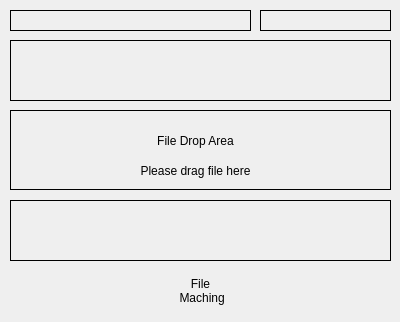
Old version of the form wnd/reg_verification.ui in the repository HyperBlockChain/Hyperchain-Core-YH.
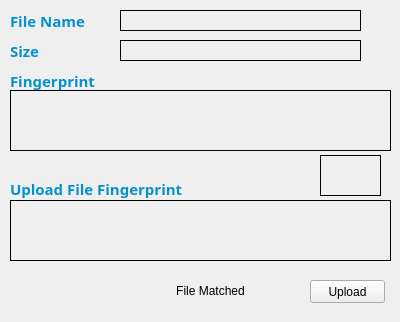
New version of the form.

The edit to the form file:
```diff
--- a/wnd/reg_verification.ui
+++ b/wnd/reg_verification.ui
@@ -22,7 +22,7 @@
   <widget class="QLabel" name="labelFileName">
    <property name="geometry">
     <rect>
-     <x>10</x>
+     <x>120</x>
      <y>10</y>
      <width>241</width>
      <height>21</height>
@@ -38,9 +38,9 @@
   <widget class="QLabel" name="labelFileSzie">
    <property name="geometry">
     <rect>
-     <x>260</x>
-     <y>10</y>
-     <width>131</width>
+     <x>120</x>
+     <y>40</y>
+     <width>241</width>
      <height>21</height>
     </rect>
    </property>
@@ -55,7 +55,7 @@
    <property name="geometry">
     <rect>
      <x>10</x>
-     <y>40</y>
+     <y>90</y>
      <width>381</width>
      <height>61</height>
     </rect>
@@ -76,10 +76,10 @@
   <widget class="QFrame" name="frame">
    <property name="geometry">
     <rect>
-     <x>10</x>
-     <y>110</y>
-     <width>381</width>
-     <height>80</height>
+     <x>320</x>
+     <y>155</y>
+     <width>61</width>
+     <height>41</height>
     </rect>
    </property>
    <property name="mouseTracking">
@@ -104,7 +104,7 @@
      </rect>
     </property>
     <property name="text">
-     <string>File Drop Area</string>
+     <string>File Upload</string>
     </property>
     <property name="alignment">
      <set>Qt::AlignCenter</set>
@@ -120,7 +120,7 @@
      </rect>
     </property>
     <property name="text">
-     <string>Please drag file here</string>
+     <string>Please drag &amp; drop file here</string>
     </property>
     <property name="alignment">
      <set>Qt::AlignCenter</set>
@@ -152,15 +152,14 @@
   <widget class="QLabel" name="labelIfMatch">
    <property name="geometry">
     <rect>
-     <x>160</x>
+     <x>170</x>
      <y>270</y>
      <width>81</width>
      <height>41</height>
     </rect>
    </property>
    <property name="text">
-    <string>File 
- Maching</string>
+    <string>File Matched</string>
    </property>
    <property name="alignment">
     <set>Qt::AlignCenter</set>
@@ -169,6 +168,115 @@
     <bool>true</bool>
    </property>
   </widget>
+  <widget class="QPushButton" name="pushButton_openfile">
+   <property name="geometry">
+    <rect>
+     <x>310</x>
+     <y>280</y>
+     <width>75</width>
+     <height>23</height>
+    </rect>
+   </property>
+   <property name="text">
+    <string>Upload</string>
+   </property>
+  </widget>
+  <widget class="QLabel" name="label_Filename">
+   <property name="geometry">
+    <rect>
+     <x>10</x>
+     <y>10</y>
+     <width>91</width>
+     <height>21</height>
+    </rect>
+   </property>
+   <property name="font">
+    <font>
+     <family>微软雅黑</family>
+     <pointsize>11</pointsize>
+     <weight>75</weight>
+     <bold>true</bold>
+    </font>
+   </property>
+   <property name="styleSheet">
+    <string notr="true">color: rgb(6, 145, 205);</string>
+   </property>
+   <property name="text">
+    <string>File Name</string>
+   </property>
+  </widget>
+  <widget class="QLabel" name="label_FileSize">
+   <property name="geometry">
+    <rect>
+     <x>10</x>
+     <y>40</y>
+     <width>81</width>
+     <height>21</height>
+    </rect>
+   </property>
+   <property name="font">
+    <font>
+     <family>微软雅黑</family>
+     <pointsize>11</pointsize>
+     <weight>75</weight>
+     <bold>true</bold>
+    </font>
+   </property>
+   <property name="styleSheet">
+    <string notr="true">color: rgb(6, 145, 205);</string>
+   </property>
+   <property name="text">
+    <string>Size</string>
+   </property>
+  </widget>
+  <widget class="QLabel" name="label_Hash">
+   <property name="geometry">
+    <rect>
+     <x>10</x>
+     <y>70</y>
+     <width>111</width>
+     <height>21</height>
+    </rect>
+   </property>
+   <property name="font">
+    <font>
+     <family>微软雅黑</family>
+     <pointsize>11</pointsize>
+     <weight>75</weight>
+     <bold>true</bold>
+    </font>
+   </property>
+   <property name="styleSheet">
+    <string notr="true">color: rgb(6, 145, 205);</string>
+   </property>
+   <property name="text">
+    <string>Fingerprint</string>
+   </property>
+  </widget>
+  <widget class="QLabel" name="label_Hash_2">
+   <property name="geometry">
+    <rect>
+     <x>10</x>
+     <y>178</y>
+     <width>181</width>
+     <height>21</height>
+    </rect>
+   </property>
+   <property name="font">
+    <font>
+     <family>微软雅黑</family>
+     <pointsize>11</pointsize>
+     <weight>75</weight>
+     <bold>true</bold>
+    </font>
+   </property>
+   <property name="styleSheet">
+    <string notr="true">color: rgb(6, 145, 205);</string>
+   </property>
+   <property name="text">
+    <string>Upload File Fingerprint</string>
+   </property>
+  </widget>
  </widget>
  <resources/>
  <connections/>
```
